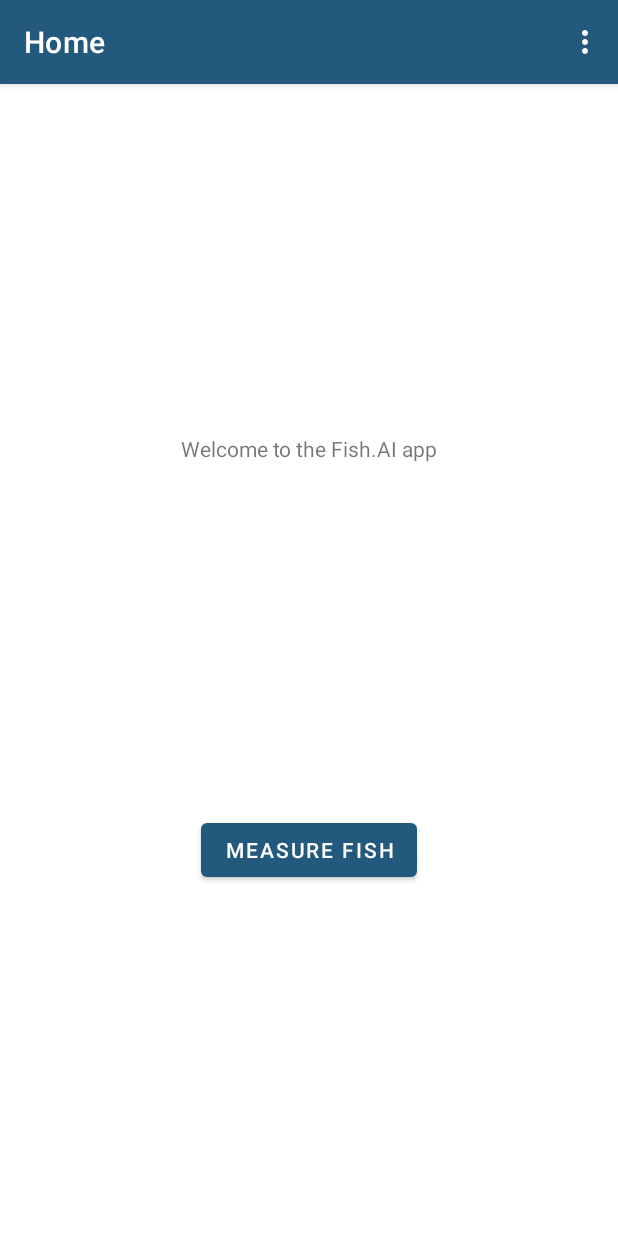
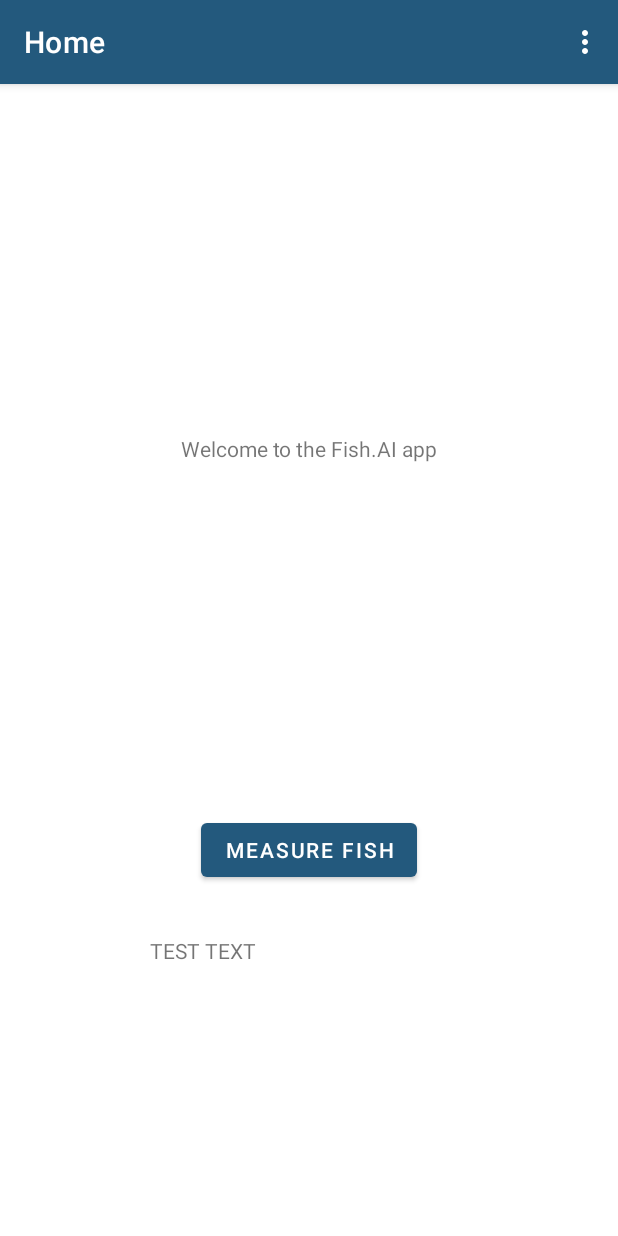
Before and after one commit to Timmo549/OzFish.AI, an Android app: the screen it shows after launch (MainActivity), on a phone screen of 412 x 824 dp. Run offline under Robolectric (Android 15) with nearby library versions, the phone set to English and light mode, and no system bars; our stand-ins replace navigation-ui; 4 statements that could not run were skipped.

Commit message:
Changelog: + Minor Changes

```diff
--- a/app/src/main/java/com/tensorflow/lite/examples/classification/ClassifierFloatMobileNet.java
+++ b/app/src/main/java/com/tensorflow/lite/examples/classification/ClassifierFloatMobileNet.java
@@ -52,12 +52,12 @@ public class ClassifierFloatMobileNet extends Classifier {
         // you can download this file from
         // see build.gradle for where to obtain this file. It should be auto
         // downloaded into assets.
-        return "model_unquant.tflite";
+        return "tensorflow/model_unquant.tflite";
     }
 
     @Override
     protected String getLabelPath() {
-        return "labels.txt";
+        return "tensorflow/labels.txt";
     }
 
     @Override
--- a/app/src/main/java/com/tensorflow/lite/examples/classification/ClassifierQuantizedMobileNet.java
+++ b/app/src/main/java/com/tensorflow/lite/examples/classification/ClassifierQuantizedMobileNet.java
@@ -53,12 +53,12 @@ public class ClassifierQuantizedMobileNet extends Classifier {
         // you can download this file from
         // see build.gradle for where to obtain this file. It should be auto
         // downloaded into assets.
-        return "model.tflite";
+        return "tensorflowlite/model.tflite";
     }
 
     @Override
     protected String getLabelPath() {
-        return "labels.txt";
+        return "tensorflowlite/labels.txt";
     }
 
     @Override
--- a/app/src/main/res/layout/fragment_first.xml
+++ b/app/src/main/res/layout/fragment_first.xml
@@ -30,5 +30,20 @@
     <ImageView
         android:id="@+id/image_view"
         android:layout_width="match_parent"
-        android:layout_height="match_parent" />
+        android:layout_height="500dp"
+        app:layout_constraintEnd_toEndOf="parent"
+        app:layout_constraintStart_toStartOf="parent"
+        app:layout_constraintTop_toTopOf="parent" />
+
+    <TextView
+        android:id="@+id/textView"
+        android:layout_width="match_parent"
+        android:layout_height="200dp"
+        android:layout_marginStart="100dp"
+        android:layout_marginEnd="100dp"
+        android:text="TEST TEXT"
+        app:layout_constraintBottom_toBottomOf="parent"
+        app:layout_constraintEnd_toEndOf="parent"
+        app:layout_constraintHorizontal_bias="0.0"
+        app:layout_constraintStart_toStartOf="parent" />
 </androidx.constraintlayout.widget.ConstraintLayout>
```
Also changed, not shown: app/src/main/java/com/example/fishai/MainActivity.java (+21 -0 lines).
